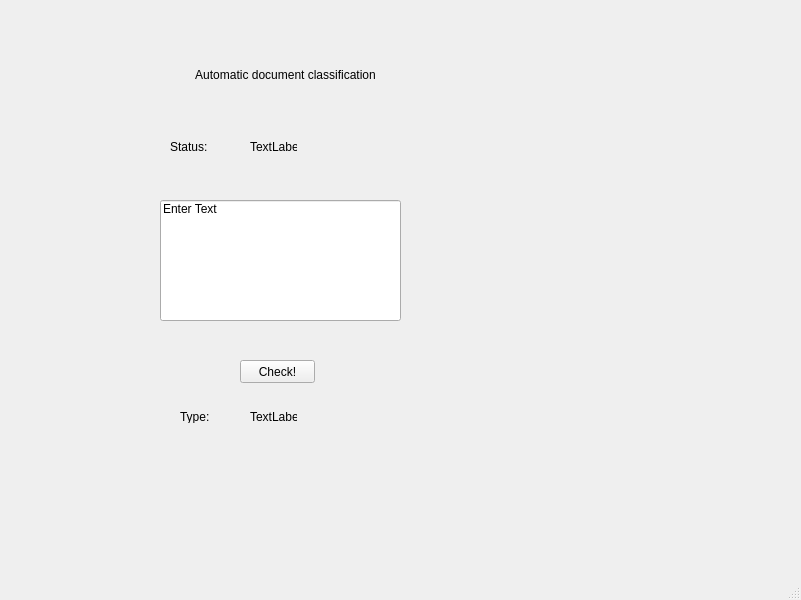
tienhung2812/automatic-document-classification, file GUI.ui: the form before one commit.
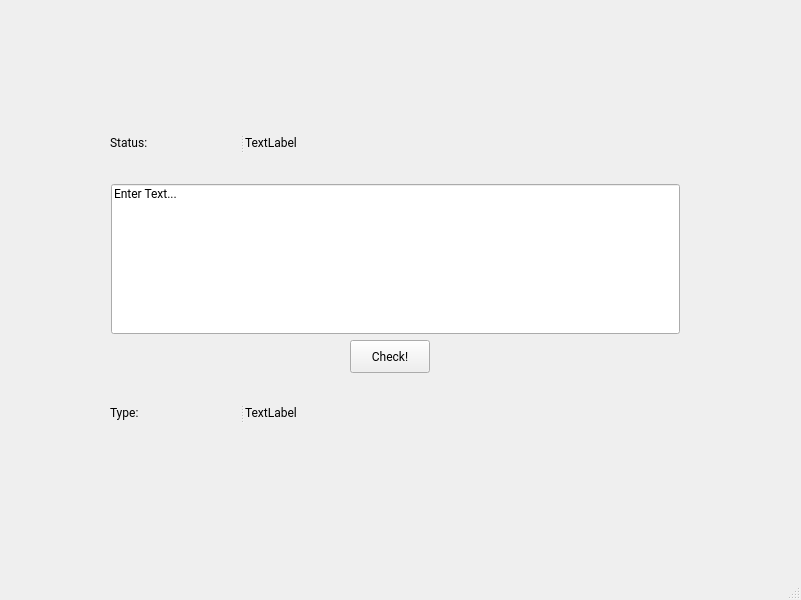
The form after the commit.

The edit to the form file:
```diff
--- a/GUI.ui
+++ b/GUI.ui
@@ -14,105 +14,187 @@
    <string>MainWindow</string>
   </property>
   <widget class="QWidget" name="centralwidget">
-   <widget class="QPushButton" name="pushButton">
-    <property name="geometry">
-     <rect>
-      <x>240</x>
-      <y>360</y>
-      <width>75</width>
-      <height>23</height>
-     </rect>
-    </property>
-    <property name="text">
-     <string>Check!</string>
-    </property>
-   </widget>
    <widget class="QLineEdit" name="lineEdit">
+    <property name="enabled">
+     <bool>true</bool>
+    </property>
     <property name="geometry">
      <rect>
-      <x>160</x>
-      <y>200</y>
-      <width>241</width>
-      <height>121</height>
+      <x>111</x>
+      <y>184</y>
+      <width>569</width>
+      <height>150</height>
      </rect>
     </property>
+    <property name="minimumSize">
+     <size>
+      <width>569</width>
+      <height>150</height>
+     </size>
+    </property>
+    <property name="font">
+     <font>
+      <family>Roboto</family>
+     </font>
+    </property>
     <property name="text">
-     <string>Enter Text</string>
+     <string>Enter Text...</string>
     </property>
     <property name="alignment">
      <set>Qt::AlignLeading|Qt::AlignLeft|Qt::AlignTop</set>
     </property>
    </widget>
-   <widget class="QLabel" name="label">
+   <widget class="QPushButton" name="pushButton">
     <property name="geometry">
      <rect>
-      <x>160</x>
-      <y>30</y>
-      <width>251</width>
-      <height>91</height>
+      <x>350</x>
+      <y>340</y>
+      <width>80</width>
+      <height>33</height>
      </rect>
     </property>
+    <property name="font">
+     <font>
+      <family>Roboto</family>
+     </font>
+    </property>
     <property name="text">
-     <string>Automatic document classification</string>
+     <string>Check!</string>
     </property>
-    <property name="textFormat">
-     <enum>Qt::RichText</enum>
-    </property>
-    <property name="alignment">
-     <set>Qt::AlignCenter</set>
-    </property>
    </widget>
-   <widget class="QLabel" name="label_3">
+   <widget class="QFrame" name="frame">
     <property name="geometry">
      <rect>
-      <x>170</x>
-      <y>140</y>
-      <width>47</width>
-      <height>13</height>
+      <x>110</x>
+      <y>100</y>
+      <width>271</width>
+      <height>81</height>
      </rect>
     </property>
-    <property name="text">
-     <string>Status:</string>
+    <property name="frameShape">
+     <enum>QFrame::Box</enum>
     </property>
-   </widget>
-   <widget class="QLabel" name="label_4">
-    <property name="geometry">
-     <rect>
-      <x>180</x>
-      <y>410</y>
-      <width>47</width>
-      <height>13</height>
-     </rect>
+    <property name="frameShadow">
+     <enum>QFrame::Plain</enum>
     </property>
-    <property name="text">
-     <string>Type:</string>
+    <property name="lineWidth">
+     <number>0</number>
     </property>
+    <widget class="QSplitter" name="splitter">
+     <property name="geometry">
+      <rect>
+       <x>0</x>
+       <y>17</y>
+       <width>211</width>
+       <height>51</height>
+      </rect>
+     </property>
+     <property name="orientation">
+      <enum>Qt::Horizontal</enum>
+     </property>
+     <widget class="QLabel" name="label_3">
+      <property name="minimumSize">
+       <size>
+        <width>90</width>
+        <height>0</height>
+       </size>
+      </property>
+      <property name="font">
+       <font>
+        <family>Roboto</family>
+       </font>
+      </property>
+      <property name="text">
+       <string>Status:</string>
+      </property>
+      <property name="margin">
+       <number>12</number>
+      </property>
+     </widget>
+     <widget class="QLabel" name="label_2">
+      <property name="font">
+       <font>
+        <family>Roboto</family>
+       </font>
+      </property>
+      <property name="text">
+       <string>TextLabel</string>
+      </property>
+      <property name="margin">
+       <number>0</number>
+      </property>
+      <property name="indent">
+       <number>1</number>
+      </property>
+     </widget>
+    </widget>
    </widget>
-   <widget class="QLabel" name="label_2">
+   <widget class="QFrame" name="frame_2">
     <property name="geometry">
      <rect>
-      <x>250</x>
-      <y>140</y>
-      <width>47</width>
-      <height>13</height>
+      <x>110</x>
+      <y>370</y>
+      <width>271</width>
+      <height>81</height>
      </rect>
     </property>
-    <property name="text">
-     <string>TextLabel</string>
+    <property name="frameShape">
+     <enum>QFrame::Box</enum>
     </property>
-   </widget>
-   <widget class="QLabel" name="label_5">
-    <property name="geometry">
-     <rect>
-      <x>250</x>
-      <y>410</y>
-      <width>47</width>
-      <height>13</height>
-     </rect>
+    <property name="frameShadow">
+     <enum>QFrame::Raised</enum>
     </property>
-    <property name="text">
-     <string>TextLabel</string>
+    <property name="lineWidth">
+     <number>0</number>
     </property>
+    <widget class="QSplitter" name="splitter_2">
+     <property name="geometry">
+      <rect>
+       <x>0</x>
+       <y>17</y>
+       <width>211</width>
+       <height>51</height>
+      </rect>
+     </property>
+     <property name="orientation">
+      <enum>Qt::Horizontal</enum>
+     </property>
+     <widget class="QLabel" name="label_6">
+      <property name="minimumSize">
+       <size>
+        <width>90</width>
+        <height>0</height>
+       </size>
+      </property>
+      <property name="font">
+       <font>
+        <family>Roboto</family>
+       </font>
+      </property>
+      <property name="text">
+       <string>Type:</string>
+      </property>
+      <property name="margin">
+       <number>12</number>
+      </property>
+     </widget>
+     <widget class="QLabel" name="label_7">
+      <property name="font">
+       <font>
+        <family>Roboto</family>
+       </font>
+      </property>
+      <property name="text">
+       <string>TextLabel</string>
+      </property>
+      <property name="margin">
+       <number>0</number>
+      </property>
+      <property name="indent">
+       <number>1</number>
+      </property>
+     </widget>
+    </widget>
    </widget>
   </widget>
   <widget class="QMenuBar" name="menubar">
```
Left out of the diff: 7 changed lines with no effect on the pictures.
